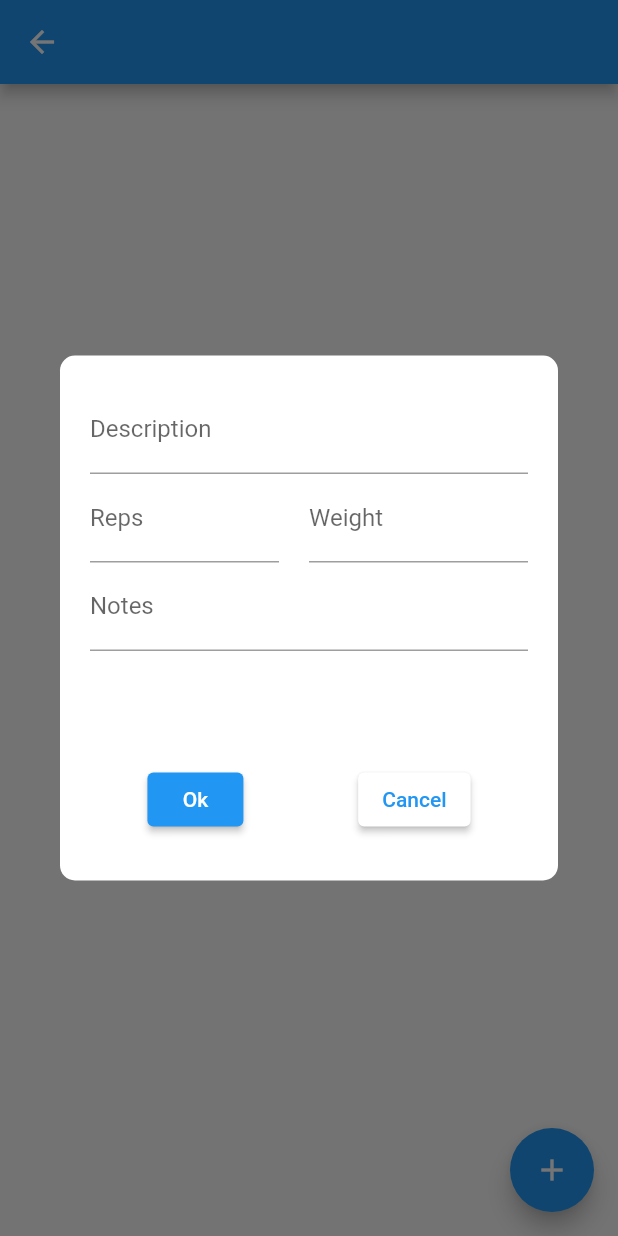
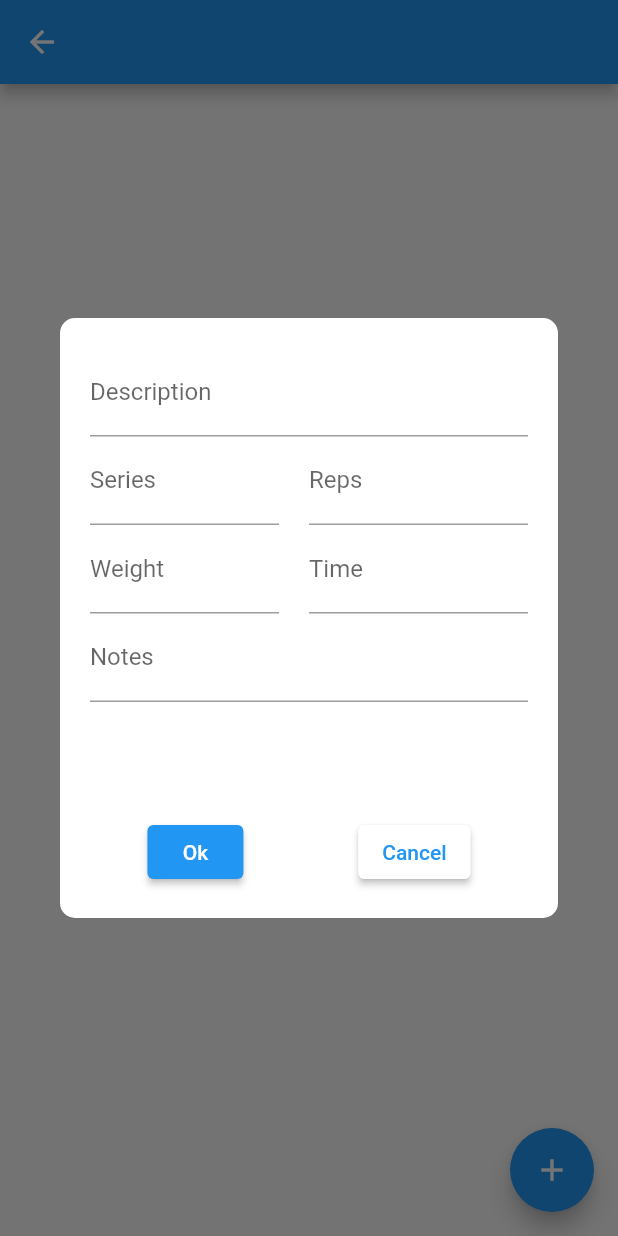
Before and after one commit to davgand/Workout-Manager, a Flutter app: the DayDetailsScreen screen opened directly with empty values, after a tap on the "add" icon, on a phone screen of 412 x 824 dp. Run offline on Flutter 3.47's test engine with Material 2 defaults, Android fonts, the phone set to English and light mode, and no system bars; our stand-ins replace flutter_slidable; missing offline and left inert: window_size; generated files the repository leaves out were written again.

Commit message:
Added notes display. Added localization to popups. Added series. Added time. Now exercises like plank or push ups are correctly visualized.

```diff
--- a/lib/src/constants/app_styles.dart
+++ b/lib/src/constants/app_styles.dart
@@ -5,6 +5,9 @@ class AppStyles {
 
   static const TextStyle exerciseTitleStyle = TextStyle(
      fontSize: 16, fontWeight: FontWeight.w500);
+
+  static const TextStyle smallStyle =
+      TextStyle(fontSize: 10, fontWeight: FontWeight.w300);
 
   static const TextStyle boldStyle =
       TextStyle(fontSize: 16, fontWeight: FontWeight.w500);
--- a/lib/src/constants/constants.dart
+++ b/lib/src/constants/constants.dart
@@ -4,9 +4,11 @@ import 'package:workout_manager/src/model/exercise.dart';
 class AppConstants {
   static const fileName = "workout.json";
 
+  static const emptyValue = 0;
+
   static List<Day> dummyDays = [
     Day.create(id: 0, description: "Day 1", exercises: [
-      Exercise(id: 0, name: "Exercise 1", reps: 20, weight: 2000)
+      Exercise(id: 0, name: "Exercise 1", series: 3, reps: 20, weight: 2000)
     ])
   ];
 }
--- a/lib/src/model/exercise.dart
+++ b/lib/src/model/exercise.dart
@@ -2,20 +2,26 @@ class Exercise {
   int id;
   String name;
   int reps;
+  int series;
+  int time;
   int weight;
   String notes;
 
   Exercise(
       {required this.id,
       required this.name,
-      required this.reps,
-      required this.weight,
+      this.reps = 0,
+      required this.series,
+      this.time = 0,
+      this.weight = 0,
       this.notes = ""});
 
   factory Exercise.fromJson(Map<String, dynamic> json) => Exercise(
         id: json['id'],
         name: json['name'],
         reps: json['reps'],
+        series: json['series'],
+        time: json['time'],
         weight: json['weight'],
         notes: json['notes'],
       );
@@ -25,6 +31,8 @@ class Exercise {
       'id': id,
       'name': name,
       'reps': reps,
+      'series': series,
+      'time': time,
       'weight': weight,
       'notes': notes,
     };
--- a/lib/src/model/workout.dart
+++ b/lib/src/model/workout.dart
@@ -70,12 +70,14 @@ class WorkoutModel extends ChangeNotifier {
     notifyListeners();
   }
 
-  void addExercise(Day day, String name, int reps, int weight,
-      [String notes = ""]) {
+  void addExercise(Day day, String name, int series,
+      [int reps = 0, int time = 0, int weight = 0, String notes = ""]) {
     var exercise = Exercise(
         id: days[day.id].exercises.length,
         name: name,
         reps: reps,
+        series: series,
+        time: time,
         weight: weight,
         notes: notes);
     days[day.id].exercises.add(exercise);
@@ -84,10 +86,12 @@ class WorkoutModel extends ChangeNotifier {
     notifyListeners();
   }
 
-  void editExercise(Day day, int id, String name, int reps, int weight,
-      [String notes = ""]) {
+  void editExercise(Day day, int id, String name, int series,
+      [int reps = 0, int time = 0, int weight = 0, String notes = ""]) {
     days[day.id].exercises[id].name = name;
     days[day.id].exercises[id].reps = reps;
+    days[day.id].exercises[id].series = series;
+    days[day.id].exercises[id].time = series;
     days[day.id].exercises[id].weight = weight;
     days[day.id].exercises[id].notes = notes;
 
@@ -107,6 +111,8 @@ class WorkoutModel extends ChangeNotifier {
         id: id,
         name: days[day.id].exercises[id].name,
         reps: days[day.id].exercises[id].reps,
+        series: days[day.id].exercises[id].series,
+        time: days[day.id].exercises[id].time,
         weight: days[day.id].exercises[id].weight,
         notes: days[day.id].exercises[id].notes);
     return result;
--- a/lib/src/widgets/exercise_popup.dart
+++ b/lib/src/widgets/exercise_popup.dart
@@ -2,9 +2,11 @@ import 'package:flutter/material.dart';
 import 'package:flutter/services.dart';
 import 'package:provider/provider.dart';
 import 'package:workout_manager/src/constants/app_styles.dart';
+import 'package:workout_manager/src/constants/constants.dart';
 import 'package:workout_manager/src/model/day.dart';
 import 'package:workout_manager/src/model/exercise.dart';
 import 'package:workout_manager/src/model/workout.dart';
+import 'package:flutter_gen/gen_l10n/app_localizations.dart';
 
 class ExerciseDialog extends StatefulWidget {
   final Exercise? exercise;
@@ -19,6 +21,8 @@ class ExerciseDialog extends StatefulWidget {
 class _ExerciseDialogState extends State<ExerciseDialog> {
   TextEditingController descriptionController = TextEditingController();
   TextEditingController repsController = TextEditingController();
+  TextEditingController seriesController = TextEditingController();
+  TextEditingController timeController = TextEditingController();
   TextEditingController weightController = TextEditingController();
   TextEditingController notesController = TextEditingController();
   final _formKey = GlobalKey<FormState>();
@@ -34,9 +38,21 @@ class _ExerciseDialogState extends State<ExerciseDialog> {
       exercise = widget.exercise;
       descriptionController = TextEditingController()..text = exercise!.name;
       repsController = TextEditingController()
-        ..text = exercise!.reps.toString();
+        ..text = exercise!.reps == AppConstants.emptyValue
+            ? ""
+            : exercise!.reps.toString();
+      seriesController = TextEditingController()
+        ..text = exercise!.series == AppConstants.emptyValue
+            ? ""
+            : exercise!.series.toString();
+      timeController = TextEditingController()
+        ..text = exercise!.time == AppConstants.emptyValue
+            ? ""
+            : exercise!.time.toString();
       weightController = TextEditingController()
-        ..text = exercise!.weight.toString();
+        ..text = exercise!.weight == AppConstants.emptyValue
+            ? ""
+            : exercise!.weight.toString();
       notesController = TextEditingController()..text = exercise!.notes;
     }
     super.initState();
@@ -59,13 +75,13 @@ class _ExerciseDialogState extends State<ExerciseDialog> {
             borderRadius: BorderRadius.all(const Radius.circular(10)),
             color: Colors.white,
           ),
-          width: 350,
-          height: 350,
+          //width: 380,
+          height: 400,
           padding: EdgeInsets.fromLTRB(20, 20, 20, 10),
           child: Form(
             key: _formKey,
             child: Column(
-                mainAxisAlignment: MainAxisAlignment.spaceEvenly,
+                // mainAxisAlignment: MainAxisAlignment.spaceBetween,
                 children: [
                   Column(children: [
                     Row(
@@ -73,8 +89,9 @@ class _ExerciseDialogState extends State<ExerciseDialog> {
                         Expanded(
                           child: TextFormField(
                             decoration: InputDecoration(
-                                labelText: "Description",
-                                hintText: "Enter description"),
+                              labelText:
+                                  AppLocalizations.of(context).description,
+                            ),
                             textInputAction: TextInputAction.next,
                             controller: descriptionController,
                             validator: (value) => validateInput(value),
@@ -84,9 +101,9 @@ class _ExerciseDialogState extends State<ExerciseDialog> {
                     ),
                     Row(
                       mainAxisAlignment: MainAxisAlignment.spaceEvenly,
-                      children: [
-                        Expanded(
-                          child: Padding(
+                        children: [
+                          Expanded(
+                              child: Padding(
                             padding: EdgeInsets.fromLTRB(0, 0, 20, 0),
                             child: TextFormField(
                               keyboardType: TextInputType.number,
@@ -94,13 +111,42 @@ class _ExerciseDialogState extends State<ExerciseDialog> {
                                 FilteringTextInputFormatter.digitsOnly
                               ],
                               decoration: InputDecoration(
-                                  labelText: "Reps", hintText: "Enter Reps"),
+                                  labelText:
+                                      AppLocalizations.of(context).series),
+                              textInputAction: TextInputAction.next,
+                              controller: seriesController,
+                              validator: (value) => validateInput(value),
+                            ),
+                          )),
+                          Expanded(
+                            child: TextFormField(
+                              keyboardType: TextInputType.number,
+                              inputFormatters: [
+                                FilteringTextInputFormatter.digitsOnly
+                              ],
+                              decoration: InputDecoration(
+                                  labelText: AppLocalizations.of(context).reps),
                               textInputAction: TextInputAction.next,
                               controller: repsController,
-                              validator: (value) => validateInput(value),
                             ),
                           ),
-                        ),
+                        ]),
+                    Row(
+                      children: [
+                        Expanded(
+                            child: Padding(
+                          padding: EdgeInsets.fromLTRB(0, 0, 20, 0),
+                          child: TextFormField(
+                            keyboardType: TextInputType.number,
+                            inputFormatters: [
+                              FilteringTextInputFormatter.digitsOnly
+                            ],
+                            decoration: InputDecoration(
+                                labelText: AppLocalizations.of(context).weight),
+                            textInputAction: TextInputAction.next,
+                            controller: weightController,
+                          ),
+                        )),
                         Expanded(
                           child: TextFormField(
                             keyboardType: TextInputType.number,
@@ -108,10 +154,9 @@ class _ExerciseDialogState extends State<ExerciseDialog> {
                               FilteringTextInputFormatter.digitsOnly
                             ],
                             decoration: InputDecoration(
-                                labelText: "Weight", hintText: "Enter Weight"),
+                                labelText: AppLocalizations.of(context).time),
                             textInputAction: TextInputAction.next,
-                            controller: weightController,
-                            validator: (value) => validateInput(value),
+                            controller: timeController,
                           ),
                         ),
                       ],
@@ -121,7 +166,7 @@ class _ExerciseDialogState extends State<ExerciseDialog> {
                         Expanded(
                           child: TextFormField(
                             decoration: InputDecoration(
-                                labelText: "Notes", hintText: "Enter notes"),
+                                labelText: AppLocalizations.of(context).notes),
                             controller: notesController,
                             textInputAction: TextInputAction.done,
                           ),
@@ -131,7 +176,7 @@ class _ExerciseDialogState extends State<ExerciseDialog> {
                   ]),
                   Spacer(),
                   Padding(
-                      padding: EdgeInsets.only(bottom: 20),
+                      padding: EdgeInsets.only(bottom: 10),
                       child: Row(
                         mainAxisAlignment: MainAxisAlignment.spaceAround,
                         children: [
@@ -143,7 +188,7 @@ class _ExerciseDialogState extends State<ExerciseDialog> {
                               backgroundColor:
                                   MaterialStateProperty.all(Palette.blue),
                             ),
-                            child: const Text("Ok"),
+                            child: Text(AppLocalizations.of(context).ok),
                           ),
                           ElevatedButton(
                             onPressed: () => {Navigator.of(context).pop()},
@@ -151,8 +196,8 @@ class _ExerciseDialogState extends State<ExerciseDialog> {
                               backgroundColor:
                                   MaterialStateProperty.all(Palette.white),
                             ),
-                            child: const Text(
-                              "Cancel",
+                            child: Text(
+                              AppLocalizations.of(context).cancel,
                               style: TextStyle(color: Palette.blue),
                             ),
                           ),
@@ -168,6 +213,8 @@ class _ExerciseDialogState extends State<ExerciseDialog> {
     // Clean up the controllers when the widget is disposed.
     descriptionController.dispose();
     repsController.dispose();
+    seriesController.dispose();
+    timeController.dispose();
     weightController.dispose();
     notesController.dispose();
     super.dispose();
@@ -175,30 +222,31 @@ class _ExerciseDialogState extends State<ExerciseDialog> {
 
   String? validateInput(String? value) {
     if (value == null || value.isEmpty) {
-      return "Please enter a value";
+      return AppLocalizations.of(context).enter_value_message;
     }
     return null;
   }
 
   void saveExercise(BuildContext context, Day day) {
     if (_formKey.currentState!.validate()) {
-      // var day = Provider.of<Day>(context, listen: false);
-      // var day = context.read<Day>();
       String description = descriptionController.text;
-      int reps = int.parse(repsController.text);
-      int weight = int.parse(weightController.text);
+      int reps = int.tryParse(repsController.text) ?? AppConstants.emptyValue;
+      int series =
+          int.tryParse(seriesController.text) ?? AppConstants.emptyValue;
+      int time = int.tryParse(timeController.text) ?? AppConstants.emptyValue;
+      int weight =
+          int.tryParse(weightController.text) ?? AppConstants.emptyValue;
       String notes = notesController.text;
 
       if (isNew) {
         context
             .read<WorkoutModel>()
-            .addExercise(day, description, reps, weight, notes);
-        //day.addExercise(
-        //  name: description, reps: reps, weight: weight, notes: notes);
+            .addExercise(day, description, series, reps, time, weight, notes);
       } else {
         context
             .read<WorkoutModel>()
-            .editExercise(day, exercise!.id, description, reps, weight, notes);
+            .editExercise(
+            day, exercise!.id, description, series, reps, time, weight, notes);
       }
       Navigator.of(context).pop();
     }
```
Also changed, not shown: lib/l10n/app_en.arb (+11 -1 lines), lib/l10n/app_it.arb (+12 -2 lines), lib/src/screens/workout.dart (+13 -3 lines), lib/src/widgets/day_popup.dart (+8 -6 lines), lib/src/widgets/exercise_item.dart (+53 -11 lines), 1 other file.
